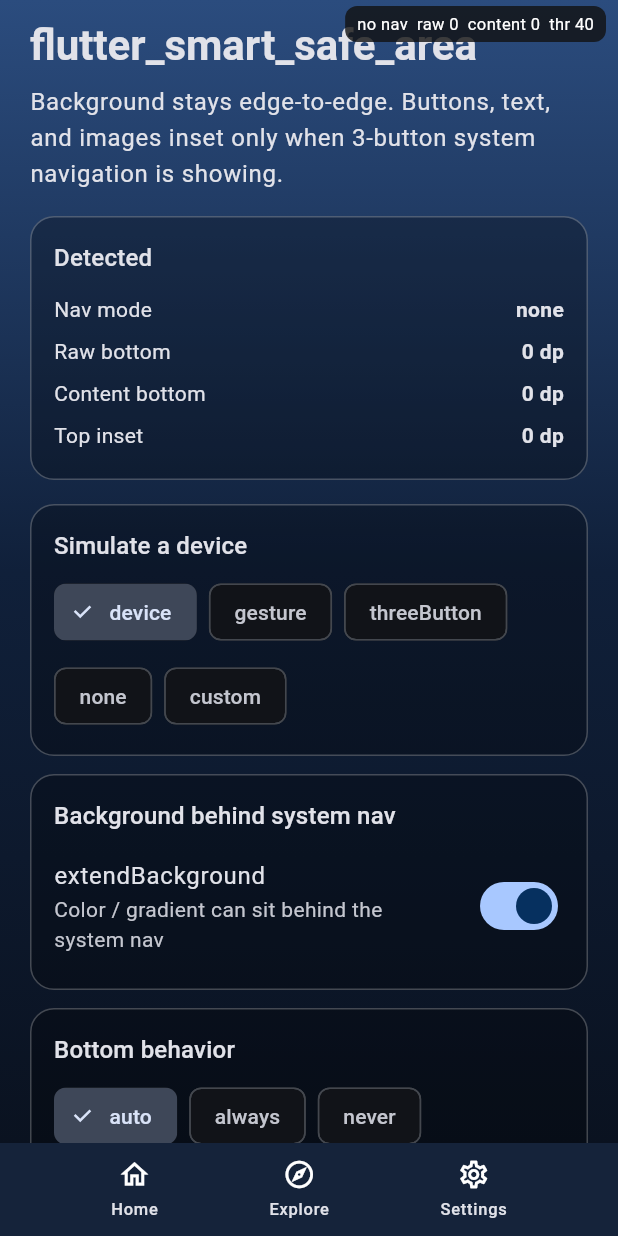
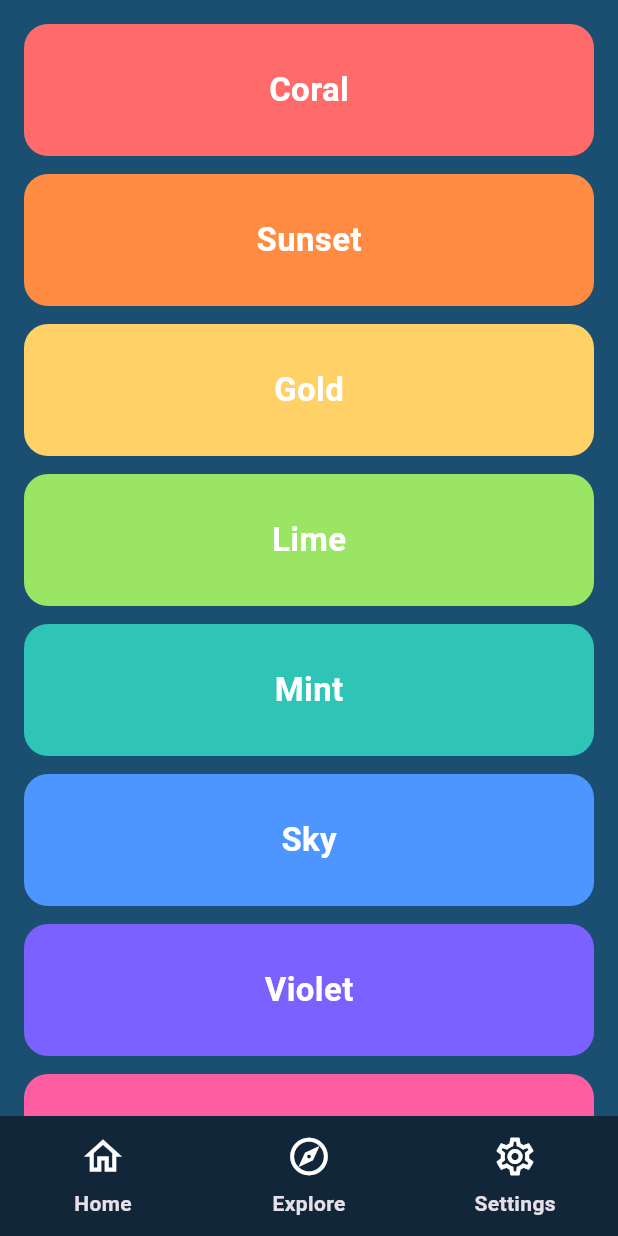
Before and after one commit to TalhaRiazH/flutter_smart_safe_area, a Flutter app: the screen it shows after launch, on a phone screen of 412 x 824 dp. Run offline on Flutter 3.47's test engine with Material 3 defaults, Android fonts, the phone set to English and light mode, and no system bars.

Commit message:
Rewrite README and example in plain language.
Co-authored-by: Cursor <cursoragent@cursor.com>

```diff
--- a/example/lib/main.dart
+++ b/example/lib/main.dart
@@ -3,226 +3,110 @@ import 'package:flutter_smart_safe_area/flutter_smart_safe_area.dart';
 
 Future<void> main() async {
   WidgetsFlutterBinding.ensureInitialized();
+
+  // Step 1: let the app draw behind the status bar and navigation bar.
   await SmartSafeAreaHost.ensureEdgeToEdge();
+
   runApp(const SmartSafeAreaExampleApp());
 }
 
-class SmartSafeAreaExampleApp extends StatefulWidget {
+class SmartSafeAreaExampleApp extends StatelessWidget {
   const SmartSafeAreaExampleApp({super.key});
-
-  @override
-  State<SmartSafeAreaExampleApp> createState() =>
-      _SmartSafeAreaExampleAppState();
-}
-
-class _SmartSafeAreaExampleAppState extends State<SmartSafeAreaExampleApp> {
-  bool _extendBackground = true;
-  BottomSafeAreaBehavior _behavior = BottomSafeAreaBehavior.auto;
-  SimulatedSystemNav _simulated = SimulatedSystemNav.device;
 
   @override
   Widget build(BuildContext context) {
     return MaterialApp(
       debugShowCheckedModeBanner: false,
-      theme: ThemeData(
-        brightness: Brightness.dark,
-        colorSchemeSeed: const Color(0xFF6EA8FF),
-      ),
-      builder: (context, child) {
-        return SmartSafeAreaHost(
-          config: SmartSafeAreaConfig(
-            extendBackground: _extendBackground,
-            bottomBehavior: _behavior,
-          ),
-          showDebugOverlay: true,
-          child: SmartSafeAreaSimulator(
-            nav: _simulated,
-            top: _simulated == SimulatedSystemNav.device ? null : 47,
-            child: child ?? const SizedBox.shrink(),
-          ),
-        );
-      },
-      home: _HomeScreen(
-        extendBackground: _extendBackground,
-        behavior: _behavior,
-        simulated: _simulated,
-        onExtendBackground: (value) {
-          setState(() => _extendBackground = value);
-        },
-        onBehavior: (value) {
-          setState(() => _behavior = value);
-        },
-        onSimulated: (value) {
-          setState(() => _simulated = value);
+      theme: ThemeData(brightness: Brightness.dark),
+
+      // Step 2: turn the package on for the whole app.
+      // No settings needed. It runs on `auto`.
+      builder: SmartSafeAreaHost.materialBuilder(),
+
+      home: const HomeScreen(),
+    );
+  }
+}
+
+class HomeScreen extends StatelessWidget {
+  const HomeScreen({super.key});
+
+  static const _tabBarColor = Color(0xFF12263A);
+
+  static const _tiles = <(String, Color)>[
+    ('Coral', Color(0xFFFF6B6B)),
+    ('Sunset', Color(0xFFFF8C42)),
+    ('Gold', Color(0xFFFFD166)),
+    ('Lime', Color(0xFF9BE564)),
+    ('Mint', Color(0xFF2EC4B6)),
+    ('Sky', Color(0xFF4D96FF)),
+    ('Violet', Color(0xFF7B61FF)),
+    ('Pink', Color(0xFFFF5DA2)),
+    ('Rose', Color(0xFFE85D75)),
+    ('Teal', Color(0xFF00A896)),
+  ];
+
+  @override
+  Widget build(BuildContext context) {
+    // Step 3: use SmartSafeAreaScaffold instead of Scaffold.
+    return SmartSafeAreaScaffold(
+      // Fills the whole screen, even behind the system bars.
+      backgroundColor: const Color(0xFF1B4F72),
+
+      // Optional: color the area behind the clock and battery.
+      topSafeAreaColor: const Color(0xFFFF8C42),
+
+      // Optional: color the area behind Back / Home / Recents.
+      // Matching the tab bar makes them look like one bar.
+      bottomSafeAreaColor: _tabBarColor,
+
+      // Moves up on 3-button phones, stays at the bottom on gesture phones.
+      bottomNavigationBar: const _TabBar(color: _tabBarColor),
+
+      body: ListView.separated(
+        padding: const EdgeInsets.all(16),
+        itemCount: _tiles.length,
+        separatorBuilder: (context, index) => const SizedBox(height: 12),
+        itemBuilder: (context, index) {
+          final (name, color) = _tiles[index];
+          return Container(
+            height: 88,
+            alignment: Alignment.center,
+            decoration: BoxDecoration(
+              color: color,
+              borderRadius: BorderRadius.circular(16),
+            ),
+            child: Text(
+              name,
+              style: const TextStyle(
+                color: Colors.white,
+                fontSize: 22,
+                fontWeight: FontWeight.w700,
+              ),
+            ),
+          );
         },
       ),
     );
   }
 }
 
-class _HomeScreen extends StatelessWidget {
-  const _HomeScreen({
-    required this.extendBackground,
-    required this.behavior,
-    required this.simulated,
-    required this.onExtendBackground,
-    required this.onBehavior,
-    required this.onSimulated,
-  });
+class _TabBar extends StatelessWidget {
+  const _TabBar({required this.color});
 
-  final bool extendBackground;
-  final BottomSafeAreaBehavior behavior;
-  final SimulatedSystemNav simulated;
-  final ValueChanged<bool> onExtendBackground;
-  final ValueChanged<BottomSafeAreaBehavior> onBehavior;
-  final ValueChanged<SimulatedSystemNav> onSimulated;
+  final Color color;
 
   @override
   Widget build(BuildContext context) {
-    final insets = context.smartSafeArea;
-
-    return SmartSafeAreaScaffold(
-      extendBackground: extendBackground,
-      bottomBehavior: behavior,
-      letterboxColor: const Color(0xFF05070D),
-      backgroundColor: const Color(0xFF10203A),
-      backgroundGradient: const LinearGradient(
-        begin: Alignment.topCenter,
-        end: Alignment.bottomCenter,
-        colors: [
-          Color(0xFF2B4C7E),
-          Color(0xFF10203A),
-          Color(0xFF0A1220),
-        ],
-      ),
-      bottomNavigationBar: const _DemoTabBar(),
-      body: ListView(
-        padding: const EdgeInsets.symmetric(horizontal: 20, vertical: 12),
-        children: [
-          Text(
-            'flutter_smart_safe_area',
-            style: Theme.of(context).textTheme.headlineMedium?.copyWith(
-                  fontWeight: FontWeight.w700,
-                ),
-          ),
-          const SizedBox(height: 8),
-          Text(
-            'Background stays edge-to-edge. Buttons, text, and images inset '
-            'only when 3-button system navigation is showing.',
-            style: Theme.of(context).textTheme.bodyLarge,
-          ),
-          const SizedBox(height: 16),
-          _InfoCard(
-            title: 'Detected',
-            rows: [
-              ('Nav mode', insets.navMode.name),
-              ('Raw bottom', '${insets.rawBottom.toStringAsFixed(0)} dp'),
-              (
-                'Content bottom',
-                '${insets.contentBottom.toStringAsFixed(0)} dp'
-              ),
-              ('Top inset', '${insets.content.top.toStringAsFixed(0)} dp'),
-            ],
-          ),
-          const SizedBox(height: 16),
-          _Panel(
-            title: 'Simulate a device',
-            child: Wrap(
-              spacing: 8,
-              runSpacing: 8,
-              children: [
-                for (final nav in SimulatedSystemNav.values)
-                  ChoiceChip(
-                    label: Text(nav.name),
-                    selected: simulated == nav,
-                    onSelected: (_) => onSimulated(nav),
-                  ),
-              ],
-            ),
-          ),
-          const SizedBox(height: 12),
-          _Panel(
-            title: 'Background behind system nav',
-            child: SwitchListTile(
-              contentPadding: EdgeInsets.zero,
-              title: const Text('extendBackground'),
-              subtitle: Text(
-                extendBackground
-                    ? 'Color / gradient can sit behind the system nav'
-                    : 'Everything, including the background, is inset',
-              ),
-              value: extendBackground,
-              onChanged: onExtendBackground,
-            ),
-          ),
-          const SizedBox(height: 12),
-          _Panel(
-            title: 'Bottom behavior',
-            child: Column(
-              crossAxisAlignment: CrossAxisAlignment.start,
-              children: [
-                Wrap(
-                  spacing: 8,
-                  runSpacing: 8,
-                  children: [
-                    for (final value in BottomSafeAreaBehavior.values)
-                      ChoiceChip(
-                        label: Text(value.name),
-                        selected: behavior == value,
-                        onSelected: (_) => onBehavior(value),
-                      ),
-                  ],
-                ),
-                const SizedBox(height: 8),
-                Text(_behaviorHint(behavior)),
-              ],
-            ),
-          ),
-          const SizedBox(height: 16),
-          FilledButton.icon(
-            onPressed: () {},
-            icon: const Icon(Icons.check_circle_outline),
-            label: const Text('Sample button (content, so it is inset)'),
-          ),
-          const SizedBox(height: 12),
-          const Card(
-            child: ListTile(
-              leading: Icon(Icons.image_outlined),
-              title: Text('Sample image / card'),
-              subtitle: Text('In-screen elements stay in the safe region'),
-            ),
-          ),
-          const SizedBox(height: 24),
-        ],
-      ),
-    );
-  }
-
-  String _behaviorHint(BottomSafeAreaBehavior value) {
-    return switch (value) {
-      BottomSafeAreaBehavior.auto =>
-        '3-button: inset. Gesture: flush with the edge.',
-      BottomSafeAreaBehavior.always => 'Always apply the raw bottom inset.',
-      BottomSafeAreaBehavior.never => 'Never apply a bottom inset.',
-    };
-  }
-}
-
-class _DemoTabBar extends StatelessWidget {
-  const _DemoTabBar();
-
-  @override
-  Widget build(BuildContext context) {
-    return const ColoredBox(
-      color: Color(0xFF15233A),
-      child: Padding(
-        padding: EdgeInsets.symmetric(vertical: 10),
+    return ColoredBox(
+      color: color,
+      child: const SizedBox(
+        height: 80,
         child: Row(
-          mainAxisAlignment: MainAxisAlignment.spaceEvenly,
           children: [
-            _TabIcon(icon: Icons.home_outlined, label: 'Home'),
-            _TabIcon(icon: Icons.explore_outlined, label: 'Explore'),
-            _TabIcon(icon: Icons.settings_outlined, label: 'Settings'),
+            _Tab(icon: Icons.home_outlined, label: 'Home'),
+            _Tab(icon: Icons.explore_outlined, label: 'Explore'),
+            _Tab(icon: Icons.settings_outlined, label: 'Settings'),
           ],
         ),
       ),
@@ -230,84 +114,23 @@ class _DemoTabBar extends StatelessWidget {
   }
 }
 
-class _TabIcon extends StatelessWidget {
-  const _TabIcon({required this.icon, required this.label});
+class _Tab extends StatelessWidget {
+  const _Tab({required this.icon, required this.label});
 
   final IconData icon;
   final String label;
 
   @override
   Widget build(BuildContext context) {
-    return Column(
-      mainAxisSize: MainAxisSize.min,
-      children: [
-        Icon(icon, size: 22),
-        const SizedBox(height: 4),
-        Text(label, style: Theme.of(context).textTheme.labelSmall),
-      ],
-    );
-  }
-}
-
-class _InfoCard extends StatelessWidget {
-  const _InfoCard({required this.title, required this.rows});
-
-  final String title;
-  final List<(String, String)> rows;
-
-  @override
-  Widget build(BuildContext context) {
-    return _Panel(
-      title: title,
+    return Expanded(
       child: Column(
+        mainAxisAlignment: MainAxisAlignment.center,
         children: [
-          for (final row in rows)
-            Padding(
-              padding: const EdgeInsets.symmetric(vertical: 4),
-              child: Row(
-                children: [
-                  Expanded(child: Text(row.$1)),
-                  Text(
-                    row.$2,
-                    style: const TextStyle(fontWeight: FontWeight.w600),
-                  ),
-                ],
-              ),
-            ),
+          Icon(icon, size: 30),
+          const SizedBox(height: 6),
+          Text(label, style: const TextStyle(fontWeight: FontWeight.w600)),
         ],
       ),
     );
   }
 }
-
-class _Panel extends StatelessWidget {
-  const _Panel({required this.title, required this.child});
-
-  final String title;
-  final Widget child;
-
-  @override
-  Widget build(BuildContext context) {
-    return Material(
-      color: Colors.transparent,
-      child: DecoratedBox(
-        decoration: BoxDecoration(
-          color: Colors.black.withValues(alpha: 0.28),
-          borderRadius: BorderRadius.circular(16),
-          border: Border.all(color: Colors.white24),
-        ),
-        child: Padding(
-          padding: const EdgeInsets.all(16),
-          child: Column(
-            crossAxisAlignment: CrossAxisAlignment.start,
-            children: [
-              Text(title, style: Theme.of(context).textTheme.titleMedium),
-              const SizedBox(height: 8),
-              child,
-            ],
-          ),
-        ),
-      ),
-    );
-  }
-}
--- a/pubspec.yaml
+++ b/pubspec.yaml
@@ -1,6 +1,6 @@
 name: flutter_smart_safe_area
 description: Smart SafeArea that auto-detects 3-button vs gesture navigation. Leave auto on — no extra parameters. Backgrounds stay edge-to-edge; content insets only when needed.
-version: 0.1.5
+version: 0.1.6
 homepage: https://github.com/TalhaRiazH/flutter_smart_safe_area
 repository: https://github.com/TalhaRiazH/flutter_smart_safe_area
 issue_tracker: https://github.com/TalhaRiazH/flutter_smart_safe_area/issues
```
Also changed, not shown: 4 other files.
